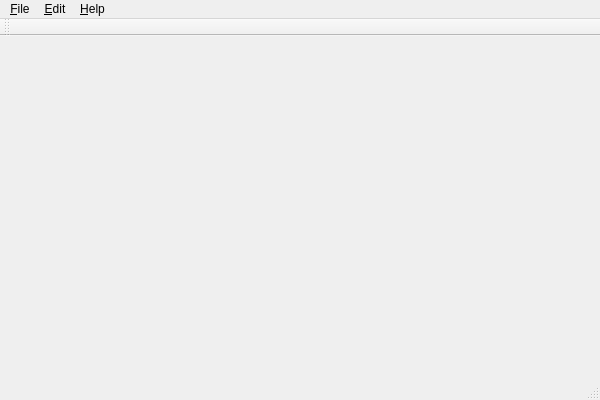
Above: gui/mainwindow.ui from esden/flosslogic before the change. Below: the same form after it.
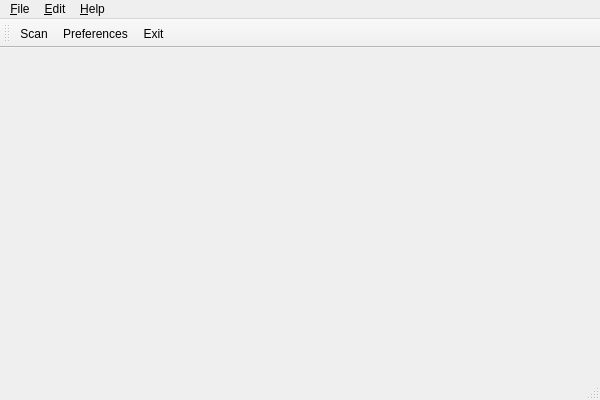
That is the form after the change. Icons and pictures are not drawn.

Commit message:
Add some toolbar items / icons.
This is done by dragging them from the "action editor" onto the toolbar
in Qt Creator / Qt Designer.

```diff
--- a/gui/mainwindow.ui
+++ b/gui/mainwindow.ui
@@ -66,6 +66,9 @@
    <attribute name="toolBarBreak">
     <bool>false</bool>
    </attribute>
+   <addaction name="actionScan"/>
+   <addaction name="actionPreferences"/>
+   <addaction name="actionQuit"/>
   </widget>
   <widget class="QStatusBar" name="statusBar"/>
   <action name="actionQuit">
```
